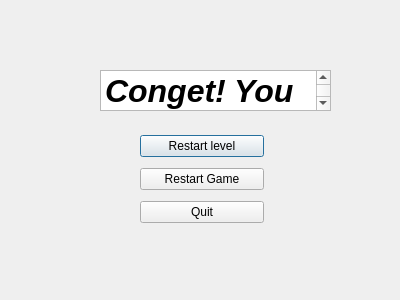
Old version of the form src/win_scene_gs3.ui in the repository AlexSze/comp2012h-spaceinvader.
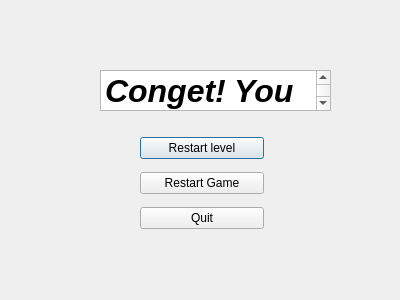
New version of the form.

Commit message: renamed buttons for readability

What changed in the file:
```diff
--- a/src/win_scene_gs3.ui
+++ b/src/win_scene_gs3.ui
@@ -30,13 +30,13 @@
 &lt;p style=&quot; margin-top:0px; margin-bottom:0px; margin-left:0px; margin-right:0px; -qt-block-indent:0; text-indent:0px;&quot;&gt;&lt;span style=&quot; font-family:'.AppleSystemUIFont'; font-size:24pt; font-weight:600; font-style:italic;&quot;&gt;Conget! You Won!&lt;/span&gt;&lt;/p&gt;&lt;/body&gt;&lt;/html&gt;</string>
    </property>
   </widget>
-  <widget class="QWidget" name="">
+  <widget class="QWidget" name="layoutWidget">
    <property name="geometry">
     <rect>
      <x>140</x>
      <y>130</y>
      <width>124</width>
-     <height>100</height>
+     <height>109</height>
     </rect>
    </property>
    <layout class="QVBoxLayout" name="verticalLayout">
```
Left out of the diff: 8 changed lines with no effect on the pictures. The commit also changes 5 other files.
